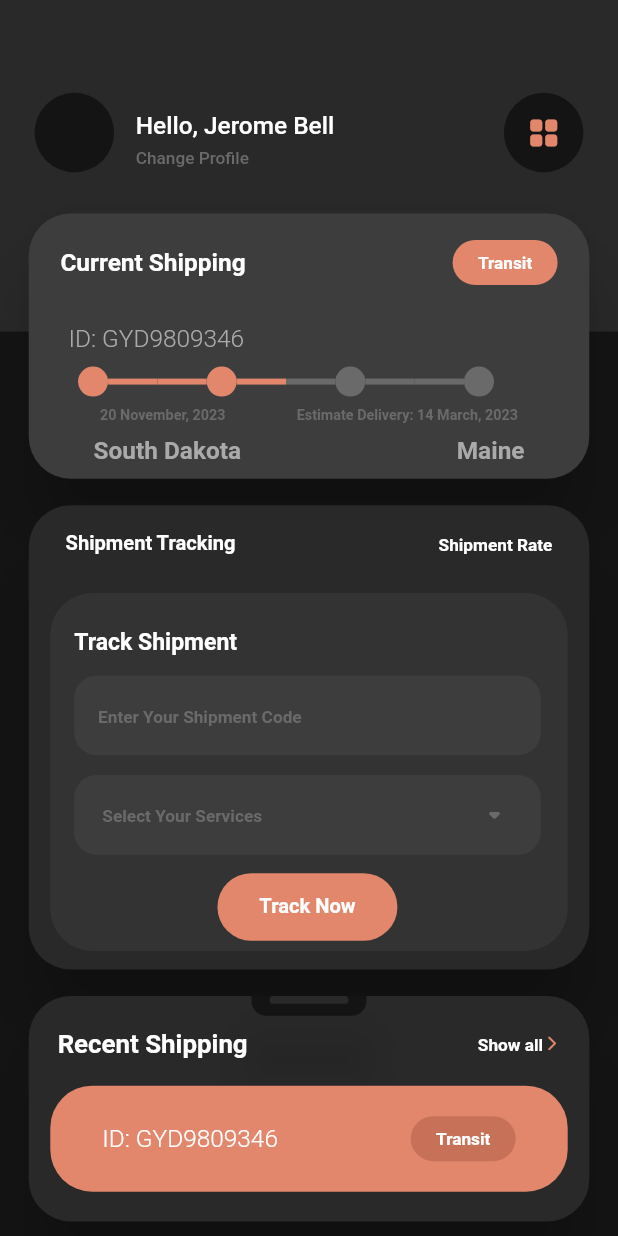
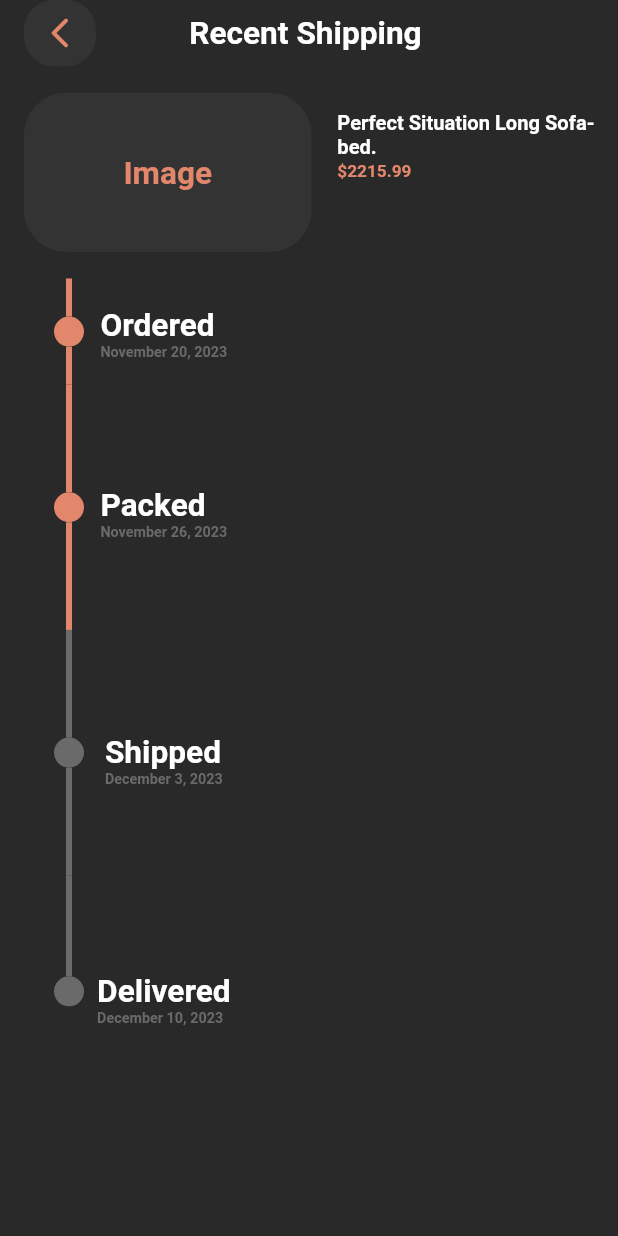
Before and after one commit to olankan/E-commerce-Mr-Kay, a Flutter app: the screen it shows after launch, on a phone screen of 412 x 824 dp. Run offline on Flutter 3.47's test engine with Material 2 defaults, Android fonts, the phone set to English and light mode, and no system bars; drawn by our look-alikes of timeline_tile; our stand-ins replace flutter_screenutil.

Commit message:
order progress screen complete

```diff
--- a/lib/constants/app_colors.dart
+++ b/lib/constants/app_colors.dart
@@ -9,9 +9,11 @@ class AppColor {
   static Color grey = const Color(0XFF4F4F4F);
   static Color black = const Color(0XFF141414);
   static Color bgColor = const Color(0XFF292929);
- static Color greyedOut = Color.fromRGBO(107, 106, 106, 1);
+  static Color greyedOut = Color.fromRGBO(107, 106, 106, 1);
   static Color greyedOut2 = Color.fromARGB(255, 170, 170, 170);
 
-    static Color cardBg1 = Color(0xff333333);    static Color cardBg2 = Color(0xff292929);
-    static Color cardBg3 = Color(0xff3D3D3D);
+  static Color cardBg1 = Color(0xff333333);
+
+  static Color cardBg2 = Color(0xff3D3D3D);
+  static Color cardBg3 = Color(0xff292929);
 }
--- a/lib/main.dart
+++ b/lib/main.dart
@@ -1,6 +1,7 @@
 import 'package:flutter/material.dart';
 import 'package:flutter_screenutil/flutter_screenutil.dart';
 import 'package:mr_kay_ui/presentation/dashboard/dashboard.dart';
+import 'package:mr_kay_ui/presentation/order_progress/order_progress.dart';
 
 void main() => runApp(
       MyApp(),
@@ -17,7 +18,7 @@ class MyApp extends StatelessWidget {
       builder: (_, child) {
         return MaterialApp(
           debugShowCheckedModeBanner: false,
-          home: const Dashboard(),
+          home: OrderProgress(),
         );
       },
     );
--- a/lib/presentation/dashboard/Widgets/current_shipping.dart
+++ b/lib/presentation/dashboard/Widgets/current_shipping.dart
@@ -13,7 +13,7 @@ class CurrentShipping extends StatelessWidget {
   @override
   Widget build(BuildContext context) {
     return ReusableCard(
-            color: AppColor.cardBg3,
+            color: AppColor.cardBg2,
       height: 200.h,
       width: 390.w,
       child: Column(
--- a/lib/presentation/dashboard/Widgets/orderTimeLine.dart
+++ b/lib/presentation/dashboard/Widgets/orderTimeLine.dart
@@ -10,21 +10,28 @@ class OrderTimeline extends StatelessWidget {
     required this.isLast,
     this.color,
     required this.indicatorColor,
+    this.direction,
+    this.height,
+    this.width,
   });
 
   final bool isFirst;
   final bool isLast;
   final Color? color;
   final Color indicatorColor;
+  final TimelineAxis? direction;
+  final double? height;
+  final double? width;
 
   @override
   Widget build(BuildContext context) {
     return SizedBox(
-      height: 20.h,
-      width: 97.h,
+
+      height: height ?? 20.h,
+      width: width ?? 97.h,
       child: TimelineTile(
         indicatorStyle: IndicatorStyle(color: indicatorColor),
-        axis: TimelineAxis.horizontal,
+        axis: direction ?? TimelineAxis.horizontal,
         isFirst: isFirst,
         isLast: isLast,
         beforeLineStyle: LineStyle(
--- a/lib/presentation/dashboard/Widgets/shipmentTracking.dart
+++ b/lib/presentation/dashboard/Widgets/shipmentTracking.dart
@@ -80,7 +80,7 @@ class ShipmentTracking extends StatelessWidget {
                             borderRadius: BorderRadius.circular(15),
                             height: 60.h,
                             width: 340.w,
-                            color: AppColor.cardBg3,
+                            color: AppColor.cardBg2,
                             elevation: 0,
                             child: Padding(
                               padding: const EdgeInsets.only(
@@ -107,7 +107,7 @@ class ShipmentTracking extends StatelessWidget {
                             borderRadius: BorderRadius.circular(15),
                             height: 60.h,
                             width: 340.w,
-                            color: AppColor.cardBg3,
+                            color: AppColor.cardBg2,
                             elevation: 0,
                             child: Center(
                               child: Row(
--- a/lib/presentation/order_progress/order_progress.dart
+++ b/lib/presentation/order_progress/order_progress.dart
@@ -0,0 +1,238 @@
+import 'dart:developer';
+
+import 'package:flutter/material.dart';
+import 'package:flutter_screenutil/flutter_screenutil.dart';
+import 'package:mr_kay_ui/constants/app_colors.dart';
+import 'package:mr_kay_ui/presentation/dashboard/Reusable_Widgets/Reusable_card.dart';
+import 'package:mr_kay_ui/presentation/dashboard/Widgets/orderTimeLine.dart';
+import 'package:timeline_tile/timeline_tile.dart';
+
+class OrderProgress extends StatelessWidget {
+  const OrderProgress({super.key});
+
+  @override
+  Widget build(BuildContext context) {
+    return Scaffold(
+      backgroundColor: AppColor.cardBg3,
+      body: SafeArea(
+        child: Padding(
+          padding: const EdgeInsets.symmetric(horizontal: 16.0),
+          child: Column(
+            children: [
+              Row(
+                children: [
+                  ReusableCard(
+                    height: 50.h,
+                    width: 50.w,
+                    elevation: 0,
+                    borderRadius: BorderRadius.circular(20),
+                    child: Center(
+                      child: Icon(
+                        Icons.arrow_back_ios_new_rounded,
+                        color: AppColor.primaryColor,
+                      ),
+                    ),
+                  ),
+                  SizedBox(
+                    width: 65.w,
+                  ),
+                  Text(
+                    'Recent Shipping',
+                    style: TextStyle(
+                      color: Colors.white,
+                      fontSize: 22.sp,
+                      fontWeight: FontWeight.w700,
+                    ),
+                  ),
+                ],
+              ),
+              SizedBox(
+                height: 20.h,
+              ),
+              Row(
+                children: [
+                  ReusableCard(
+                    height: 120.h,
+                    elevation: 0,
+                    width: 200.w,
+                    child: Center(
+                      child: Text(
+                        'Image',
+                        style: TextStyle(
+                          color: AppColor.primaryColor,
+                          fontSize: 22.sp,
+                          fontWeight: FontWeight.w700,
+                        ),
+                      ),
+                    ),
+                  ),
+                  SizedBox(
+                    width: 18.w,
+                  ),
+                  Column(
+                    crossAxisAlignment: CrossAxisAlignment.start,
+                    children: [
+                      SizedBox(
+                        width: 180.w,
+                        child: Text(
+                          'Perfect Situation Long Sofa-bed.',
+                          style: TextStyle(
+                            color: Colors.white,
+                            fontSize: 14.sp,
+                            fontWeight: FontWeight.w700,
+                          ),
+                        ),
+                      ),
+                      Text(
+                        '\$2215.99',
+                        style: TextStyle(
+                          color: AppColor.primaryColor,
+                          fontSize: 12.sp,
+                          fontWeight: FontWeight.w700,
+                        ),
+                      ),
+                      SizedBox(
+                        height: 40.h,
+                      )
+                    ],
+                  )
+                ],
+              ),
+              Container(
+                child: Row(
+                  mainAxisAlignment: MainAxisAlignment.start,
+                  children: [
+                    Padding(
+                      padding: const EdgeInsets.only(left: 20.0),
+                      child: Column(
+                        crossAxisAlignment: CrossAxisAlignment.start,
+                        children: [
+                          SizedBox(
+                            height: 20.h,
+                          ),
+                          OrderTimeline(
+                              height: 80.h,
+                              width: 20.w,
+                              direction: TimelineAxis.vertical,
+                              isFirst: false,
+                              isLast: false,
+                              indicatorColor: AppColor.primaryColor),
+                          OrderTimeline(
+                            width: 30.w,
+                            height: 0.h,
+                            direction: TimelineAxis.vertical,
+                            isFirst: false,
+                            isLast: false,
+                            indicatorColor: AppColor.primaryColor,
+                          ),
+                          OrderTimeline(
+                            width: 30.w,
+                            height: 185.h,
+                            direction: TimelineAxis.vertical,
+                            isFirst: false,
+                            isLast: false,
+                            indicatorColor: AppColor.primaryColor,
+                          ),
+                          OrderTimeline(
+                            width: 30.w,
+                            height: 185.h,
+                            direction: TimelineAxis.vertical,
+                            isFirst: false,
+                            isLast: false,
+                            color: AppColor.greyedOut,
+                            indicatorColor: AppColor.greyedOut,
+                          ),
+                          OrderTimeline(
+                            width: 30.w,
+                            height: 175.h,
+                            direction: TimelineAxis.vertical,
+                            isFirst: false,
+                            isLast: true,
+                            color: AppColor.greyedOut,
+                            indicatorColor: AppColor.greyedOut,
+                          ),
+                        ],
+                      ),
+                    ),
+                    Column(
+                      mainAxisAlignment: MainAxisAlignment.spaceEvenly,
+                      children: [
+                        SizedBox(
+                          height: 15.h,
+                        ),
+                        ShipmentStatusInfo(
+                          shipmentStatus: 'Ordered',
+                          shipmentProgressDate: 'November 20, 2023',
+                        ),
+                        SizedBox(
+                          height: 95.h,
+                        ),
+                        ShipmentStatusInfo(
+                          shipmentStatus: 'Packed',
+                          shipmentProgressDate: 'November 26, 2023',
+                        ),
+                        SizedBox(
+                          height: 145.h,
+                        ),
+                        ShipmentStatusInfo(
+                          shipmentStatus: 'Shipped',
+                          shipmentProgressDate: 'December 3, 2023',
+                        ),
+                        SizedBox(
+                          height: 140.h,
+                        ),
+                        ShipmentStatusInfo(
+                          shipmentStatus: 'Delivered',
+                          shipmentProgressDate: 'December 10, 2023',
+                        ),
+                        SizedBox(
+                          height: 35.h,
+                        ),
+                      ],
+                    ),
+                  ],
+                ),
+              )
+            ],
+          ),
+        ),
+      ),
+    );
+  }
+}
+
+class ShipmentStatusInfo extends StatelessWidget {
+  const ShipmentStatusInfo({
+    super.key,
+    required this.shipmentStatus,
+    required this.shipmentProgressDate,
+  });
+
+  final String shipmentStatus;
+  final String shipmentProgressDate;
+
+  @override
+  Widget build(BuildContext context) {
+    return Column(
+      crossAxisAlignment: CrossAxisAlignment.start,
+      children: [
+        Text(
+          shipmentStatus,
+          style: TextStyle(
+            color: Colors.white,
+            fontSize: 22.sp,
+            fontWeight: FontWeight.w700,
+          ),
+        ),
+        Text(
+          shipmentProgressDate,
+          style: TextStyle(
+            color: AppColor.greyedOut,
+            fontSize: 10.sp,
+            fontWeight: FontWeight.w700,
+          ),
+        )
+      ],
+    );
+  }
+}
```
